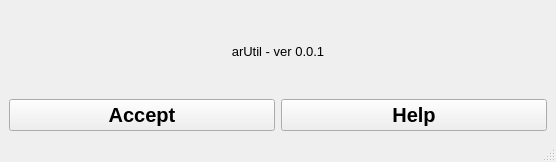
kalvinirawan/script_manager, file ui/4_arUtil.ui: the form before one commit.
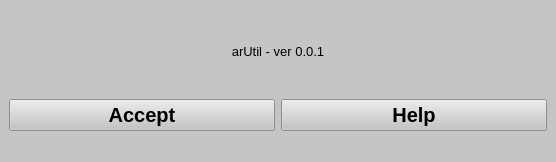
The form after the commit.

Commit message: ADD script manager py and ui

What changed in the file:
```diff
--- a/ui/4_arUtil.ui
+++ b/ui/4_arUtil.ui
@@ -14,7 +14,9 @@
    <string>arUtil</string>
   </property>
   <property name="styleSheet">
-   <string notr="true"/>
+   <string notr="true">background-color: rgb(197, 197, 197);
+border-top-color: rgb(0, 0, 127);
+gridline-color: rgb(0, 0, 127);</string>
   </property>
   <widget class="QWidget" name="centralwidget">
    <layout class="QVBoxLayout" name="verticalLayout_2">
```
The commit also changes 6 other files.
